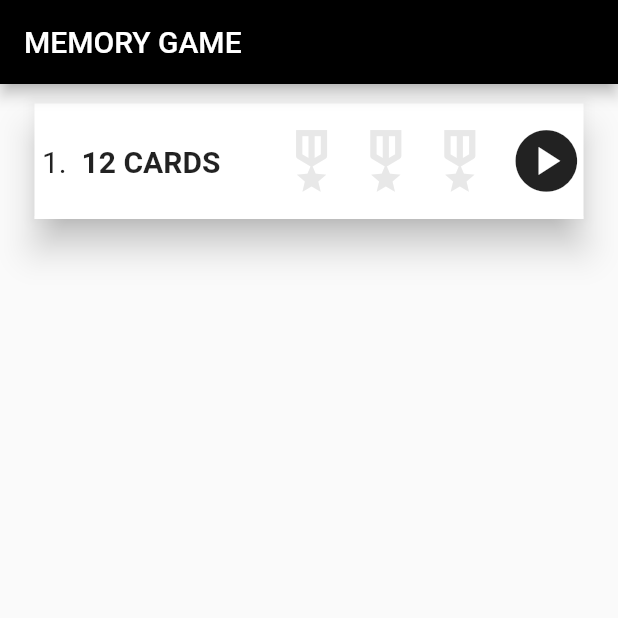
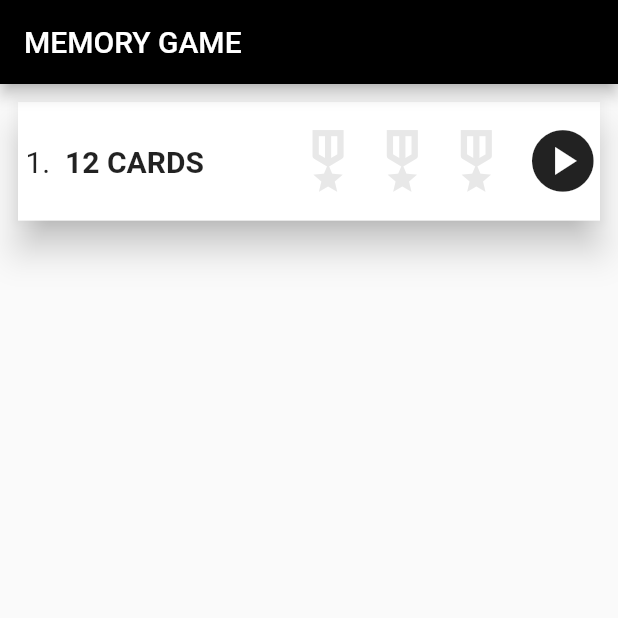
Before and after one commit to Adarsh220397/memory-game, a Flutter app: the screen it shows after launch, on a phone screen of 412 x 824 dp, the top half of it. Run offline on Flutter 3.47's test engine with Material 2 defaults, Android fonts, the phone set to English and light mode, and no system bars; our stand-ins replace audioplayers, confetti, flip_card.

Commit message:
card theme changes

```diff
--- a/lib/utils/themes/card_theme.dart
+++ b/lib/utils/themes/card_theme.dart
@@ -3,7 +3,6 @@ import 'package:memorygame/utils/constants/color_constants.dart';
 
 cardTheme() {
   return const CardTheme(
-      margin: EdgeInsets.only(left: 15, right: 15, top: 5, bottom: 5),
       elevation: 10,
       color: ColorConstants.cardColor,
       shape: Border(bottom: BorderSide(color: Colors.white54, width: 2)));
```
Also changed, not shown: lib/screens/main_screen.dart (+9 -5 lines).
